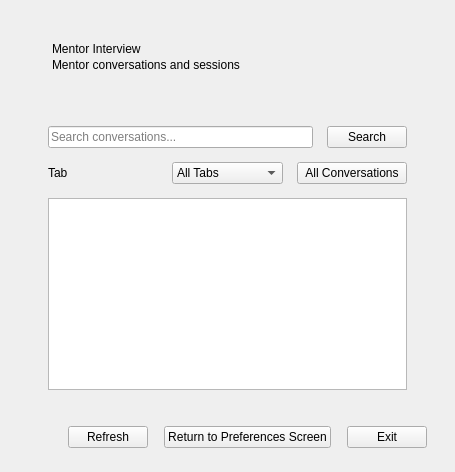
Above: ui/mentor_interview_page.ui from MS-Sezgin/crm_project before the change. Below: the same form after it.
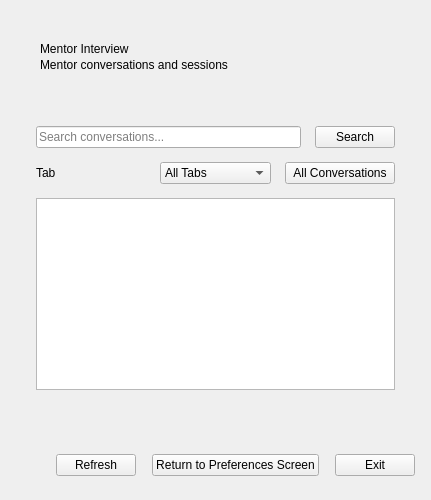
That is the form after the change.

```diff
--- a/ui/mentor_interview_page.ui
+++ b/ui/mentor_interview_page.ui
@@ -4,9 +4,9 @@
  <widget class="QWidget" name="pageRoot">
   <property name="windowTitle"><string>CRM Capstone - Mentor Interview</string></property>
   <layout class="QVBoxLayout" name="rootLayout">
-   <property name="leftMargin"><number>28</number></property>
+   <property name="leftMargin"><number>16</number></property>
    <property name="topMargin"><number>24</number></property>
-   <property name="rightMargin"><number>28</number></property>
+   <property name="rightMargin"><number>16</number></property>
    <property name="bottomMargin"><number>24</number></property>
    <property name="spacing"><number>16</number></property>
    <item>
@@ -47,15 +47,16 @@
       </item>
       <item>
        <widget class="QTableWidget" name="tableConversations">
-        <property name="styleSheet"><string>QHeaderView::section { background-color: #22535F; color: #FFFFFF; font-weight: 700; font-size: 12px; padding: 10px 12px; border: none; border-right: 2px solid #C5E1E8; border-bottom: 3px solid #3F8FA0; }</string></property>
+        <property name="styleSheet"><string>QHeaderView::section { background-color: #D7F0FB; color: #0F172A; font-weight: 600; font-size: 12px; padding: 10px 12px; border: none; border-right: 1px solid #94A3B8; border-bottom: 2px solid #0EA5E9; }</string></property>
         <property name="alternatingRowColors"><bool>true</bool></property>
         <attribute name="horizontalHeaderStretchLastSection"><bool>false</bool></attribute>
-        <attribute name="horizontalHeaderDefaultSectionSize"><number>180</number></attribute>
-        <attribute name="horizontalHeaderMinimumSectionSize"><number>130</number></attribute>
+        <attribute name="horizontalHeaderDefaultSectionSize"><number>150</number></attribute>
+        <attribute name="horizontalHeaderMinimumSectionSize"><number>120</number></attribute>
         <attribute name="horizontalHeaderHighlightSections"><bool>false</bool></attribute>
         <attribute name="verticalHeaderVisible"><bool>false</bool></attribute>
        </widget>
       </item>
+      <item><widget class="QLabel" name="labelMuted"><property name="text"><string></string></property></widget></item>
      </layout>
     </widget>
    </item>
```
